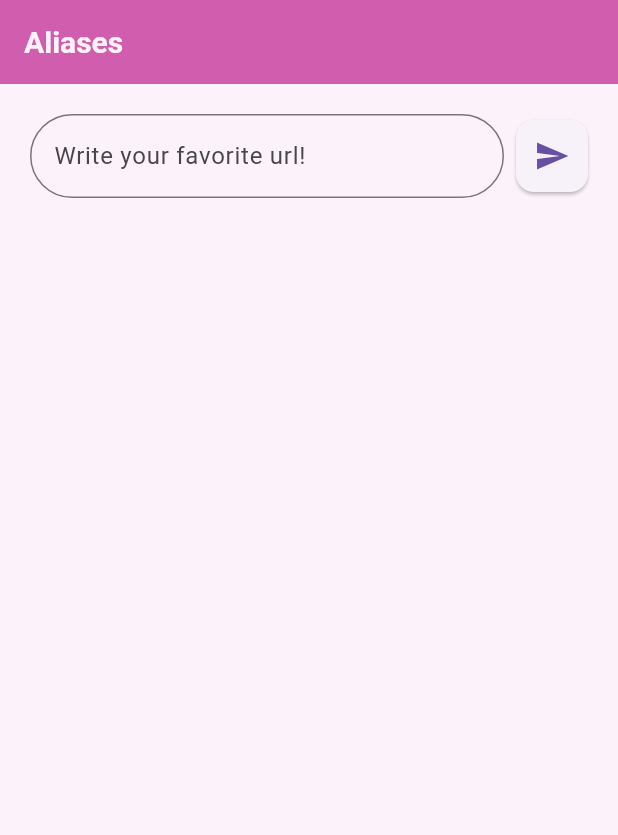
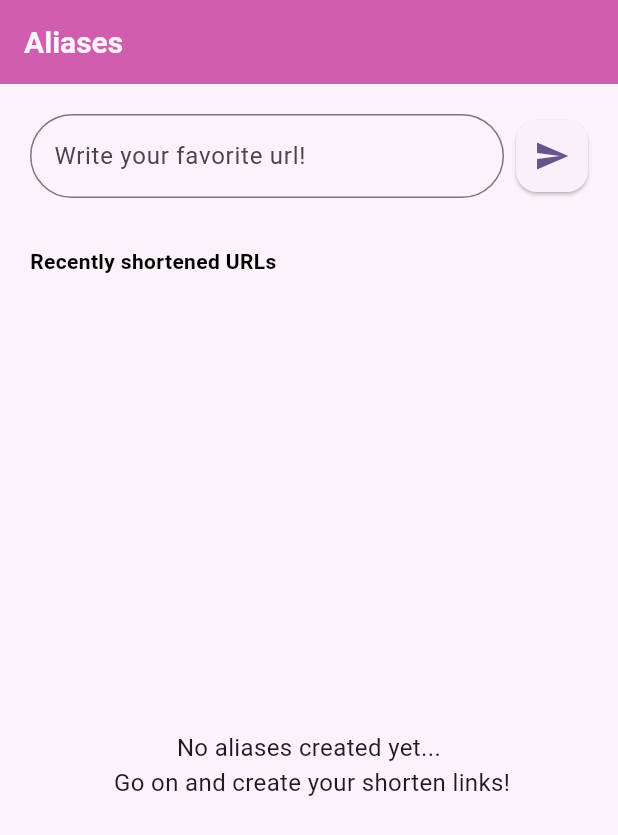
Before and after one commit to Marionetista/url_alias, a Flutter app: the screen it shows after launch, on a phone screen of 412 x 824 dp. Shown: the top 835 px of the screen. Run offline on Flutter 3.47's test engine with Material 3 defaults, Android fonts, the phone set to English and light mode, and no system bars; our stand-ins replace equatable, flutter_bloc.

Commit message:
Logic implementation, error handling,

```diff
--- a/lib/app.dart
+++ b/lib/app.dart
@@ -1,5 +1,8 @@
 import 'package:flutter/material.dart';
+import 'package:flutter_bloc/flutter_bloc.dart';
 
+import 'features/home/data/home_repository.dart';
+import 'features/home/logic/home_cubit.dart';
 import 'features/home/ui/home_page.dart';
 
 class App extends StatelessWidget {
@@ -7,8 +10,15 @@ class App extends StatelessWidget {
 
   @override
   Widget build(BuildContext context) => MaterialApp(
+    title: 'URL Alias',
     debugShowCheckedModeBanner: false,
-    title: 'Url Alias App',
-    home: HomePage(),
+    theme: ThemeData(
+      colorScheme: ColorScheme.fromSeed(seedColor: Colors.deepPurple),
+      useMaterial3: true,
+    ),
+    home: BlocProvider(
+      create: (context) => HomeCubit(repository: HomeRepository()),
+      child: const HomePage(),
+    ),
   );
 }
--- a/lib/common/constants/design_tokens.dart
+++ b/lib/common/constants/design_tokens.dart
@@ -1,4 +1,6 @@
 class DesignTokens {
+  static const sizeXS = 4.0;
+  static const sizeS = 8.0;
   static const sizeSM = 12.0;
   static const sizeM = 14.0;
   static const sizeL = 16.0;
@@ -11,5 +13,5 @@ class DesignTokens {
   static const fontSM = 14.0;
   static const fontMD = 16.0;
   static const fontLG = 18.0;
-  static const fonstXL = 20.0;
+  static const fontXL = 20.0;
 }
--- /dev/null
+++ b/lib/common/models/url_alias_model.dart
@@ -0,0 +1,31 @@
+import 'package:equatable/equatable.dart';
+
+class UrlAliasModel extends Equatable {
+  const UrlAliasModel({
+    required this.alias,
+    required this.self,
+    required this.short,
+  });
+
+  factory UrlAliasModel.fromJson(Map<String, dynamic> json) {
+    final links = json['_links'] as Map<String, dynamic>;
+
+    return UrlAliasModel(
+      alias: json['alias'] as String,
+      self: links['self'] as String,
+      short: links['short'] as String,
+    );
+  }
+
+  final String alias;
+  final String self;
+  final String short;
+
+  Map<String, dynamic> toJson() => {
+    'alias': alias,
+    '_links': {'self': self, 'short': short},
+  };
+
+  @override
+  List<Object?> get props => [alias, self, short];
+}
--- a/lib/features/home/logic/home_cubit.dart
+++ b/lib/features/home/logic/home_cubit.dart
@@ -0,0 +1,28 @@
+import 'package:flutter_bloc/flutter_bloc.dart';
+import '../../../common/models/url_alias_model.dart';
+import '../data/home_repository.dart';
+import 'home_state.dart';
+
+class HomeCubit extends Cubit<HomeState> {
+  HomeCubit({required HomeRepository repository})
+    : _repository = repository,
+      super(HomeInitial());
+
+  final HomeRepository _repository;
+  final List<UrlAliasModel> _aliases = [];
+
+  List<UrlAliasModel> get aliases => List.unmodifiable(_aliases);
+
+  Future<void> createAlias(String url) async {
+    emit(HomeLoading());
+
+    try {
+      final alias = await _repository.createAlias(url);
+      _aliases.add(alias);
+
+      emit(HomeSuccess(aliases: _aliases));
+    } catch (e) {
+      emit(HomeError(message: e.toString()));
+    }
+  }
+}
--- a/lib/features/home/logic/home_state.dart
+++ b/lib/features/home/logic/home_state.dart
@@ -0,0 +1,33 @@
+import '../../../common/models/url_alias_model.dart';
+
+abstract class HomeState {
+  const HomeState();
+}
+
+class HomeInitial extends HomeState {}
+
+class HomeLoading extends HomeState {}
+
+class HomeSuccess extends HomeState {
+  const HomeSuccess({required this.aliases});
+
+  final List<UrlAliasModel> aliases;
+}
+
+class HomeError extends HomeState {
+  const HomeError({required this.message});
+
+  final String message;
+}
+
+class HomeUrlRetrieved extends HomeState {
+  const HomeUrlRetrieved({
+    required this.aliases,
+    required this.retrievedUrl,
+    required this.alias,
+  });
+
+  final List<UrlAliasModel> aliases;
+  final String retrievedUrl;
+  final String alias;
+}
--- a/lib/features/home/ui/home_page.dart
+++ b/lib/features/home/ui/home_page.dart
@@ -1,9 +1,14 @@
 import 'package:flutter/material.dart';
+import 'package:flutter_bloc/flutter_bloc.dart';
 
 import '../../../common/constants/app_colors.dart';
 import '../../../common/constants/design_tokens.dart';
 import '../../../common/utils/app_utils.dart';
+import '../logic/home_cubit.dart';
+import '../logic/home_state.dart';
+import 'widgets/alias_list_item_widget.dart';
 import 'widgets/app_bar_widget.dart';
+import 'widgets/error_snackbar_widget.dart';
 
 class HomePage extends StatefulWidget {
   const HomePage({super.key});
@@ -13,22 +18,26 @@ class HomePage extends StatefulWidget {
 }
 
 class _HomePageState extends State<HomePage> {
+  final _formKey = GlobalKey<FormState>();
+  final _urlController = TextEditingController();
+
   @override
   Widget build(BuildContext context) => Scaffold(
     backgroundColor: AppColors.whitePinky,
     appBar: AppBarWidget(),
     body: SafeArea(
       child: Padding(
-        padding: EdgeInsetsGeometry.symmetric(horizontal: 20.0, vertical: 20.0),
-        child: CustomScrollView(
-          slivers: [
-            SliverToBoxAdapter(
+        padding: const EdgeInsets.symmetric(horizontal: 20.0, vertical: 20.0),
         child: Column(
           children: [
-                  Row(
+            // Input Section
+            Form(
+              key: _formKey,
+              child: Row(
                 children: [
                   Expanded(
                     child: TextFormField(
+                      controller: _urlController,
                       decoration: InputDecoration(
                         border: OutlineInputBorder(
                           borderRadius: BorderRadius.circular(
@@ -48,16 +57,25 @@ class _HomePageState extends State<HomePage> {
                       },
                     ),
                   ),
-                      const SizedBox(width: 8),
+                  const SizedBox(width: DesignTokens.sizeS),
                   SizedBox(
                     width: DesignTokens.sizeXXXL,
                     height: DesignTokens.sizeXXXL,
                     child: ElevatedButton(
-                          onPressed: () {},
+                      onPressed: () {
+                        if (_formKey.currentState!.validate()) {
+                          context.read<HomeCubit>().createAlias(
+                            _urlController.text,
+                          );
+                          _urlController.clear();
+                        }
+                      },
                       style: ElevatedButton.styleFrom(
                         padding: EdgeInsets.zero,
                         shape: RoundedRectangleBorder(
-                              borderRadius: BorderRadius.circular(12),
+                          borderRadius: BorderRadius.circular(
+                            DesignTokens.sizeM,
+                          ),
                         ),
                       ),
                       child: Icon(Icons.send, size: DesignTokens.sizeXL),
@@ -65,9 +83,78 @@ class _HomePageState extends State<HomePage> {
                   ),
                 ],
               ),
+            ),
 
-                  SizedBox(height: DesignTokens.sizeXXL),
+            Padding(
+              padding: const EdgeInsets.symmetric(
+                vertical: DesignTokens.sizeXXL,
+              ),
+              child: Row(
+                children: [
+                  Text(
+                    'Recently shortened URLs',
+                    style: TextStyle(
+                      color: AppColors.black,
+                      fontWeight: FontWeight.bold,
+                      fontSize: DesignTokens.fontSM,
+                    ),
+                  ),
                 ],
+              ),
+            ),
+
+            Expanded(
+              child: BlocListener<HomeCubit, HomeState>(
+                listener: (context, state) {
+                  if (state is HomeError) {
+                    ErrorSnackBarWidget.show(context, state.message);
+                  }
+                },
+
+                child: BlocBuilder<HomeCubit, HomeState>(
+                  builder: (context, state) {
+                    if (state is HomeLoading) {
+                      return const Center(child: CircularProgressIndicator());
+                    }
+
+                    if (state is HomeSuccess || state is HomeUrlRetrieved) {
+                      final aliases = state is HomeSuccess
+                          ? state.aliases
+                          : (state as HomeUrlRetrieved).aliases;
+
+                      return Column(
+                        children: [
+                          Expanded(
+                            child: aliases.isEmpty
+                                ? const Center(
+                                    child: Text(
+                                      'No aliases created yet',
+                                      style: TextStyle(
+                                        fontSize: DesignTokens.fontMD,
+                                      ),
+                                    ),
+                                  )
+                                : ListView.builder(
+                                    itemCount: aliases.length,
+                                    itemBuilder: (context, index) {
+                                      final alias = aliases[index];
+                                      return AliasListItem(alias: alias);
+                                    },
+                                  ),
+                          ),
+                        ],
+                      );
+                    }
+
+                    return const Center(
+                      child: Text(
+                        'No aliases created yet...\n Go on and create your shorten links!',
+                        style: TextStyle(fontSize: DesignTokens.fontMD),
+                        textAlign: TextAlign.center,
+                      ),
+                    );
+                  },
+                ),
               ),
             ),
           ],
@@ -75,4 +162,10 @@ class _HomePageState extends State<HomePage> {
       ),
     ),
   );
+
+  @override
+  void dispose() {
+    _urlController.dispose();
+    super.dispose();
   }
+}
--- a/lib/features/home/ui/widgets/app_bar_widget.dart
+++ b/lib/features/home/ui/widgets/app_bar_widget.dart
@@ -15,7 +15,7 @@ class AppBarWidget extends StatelessWidget implements PreferredSizeWidget {
       style: TextStyle(
         color: AppColors.whitePinky,
         fontWeight: FontWeight.bold,
-        fontSize: DesignTokens.fonstXL,
+        fontSize: DesignTokens.fontXL,
       ),
     ),
   );
--- /dev/null
+++ b/lib/features/home/ui/widgets/error_snackbar_widget.dart
@@ -0,0 +1,16 @@
+import 'package:flutter/material.dart';
+
+class ErrorSnackBarWidget {
+  static void show(BuildContext context, String errorMessage) =>
+      ScaffoldMessenger.of(context).showSnackBar(
+        SnackBar(
+          backgroundColor: Colors.red.shade300,
+          content: Text(errorMessage),
+          action: SnackBarAction(
+            label: 'Close',
+            onPressed: () =>
+                ScaffoldMessenger.of(context).hideCurrentSnackBar(),
+          ),
+        ),
+      );
+}
--- a/pubspec.yaml
+++ b/pubspec.yaml
@@ -29,6 +29,7 @@ dependencies:
   equatable: ^2.0.7
   flutter_bloc: ^9.1.1
   bloc_test: ^10.0.0
+  http: ^1.5.0
 
 dev_dependencies:
   flutter_test:
```
Also changed, not shown: lib/features/home/data/home_repository.dart (added, +30 -0 lines), lib/features/home/ui/widgets/alias_list_item_widget.dart (added, +63 -0 lines), pubspec.lock, 1 other file. Lines whose indentation alone changed are shown as unchanged.
